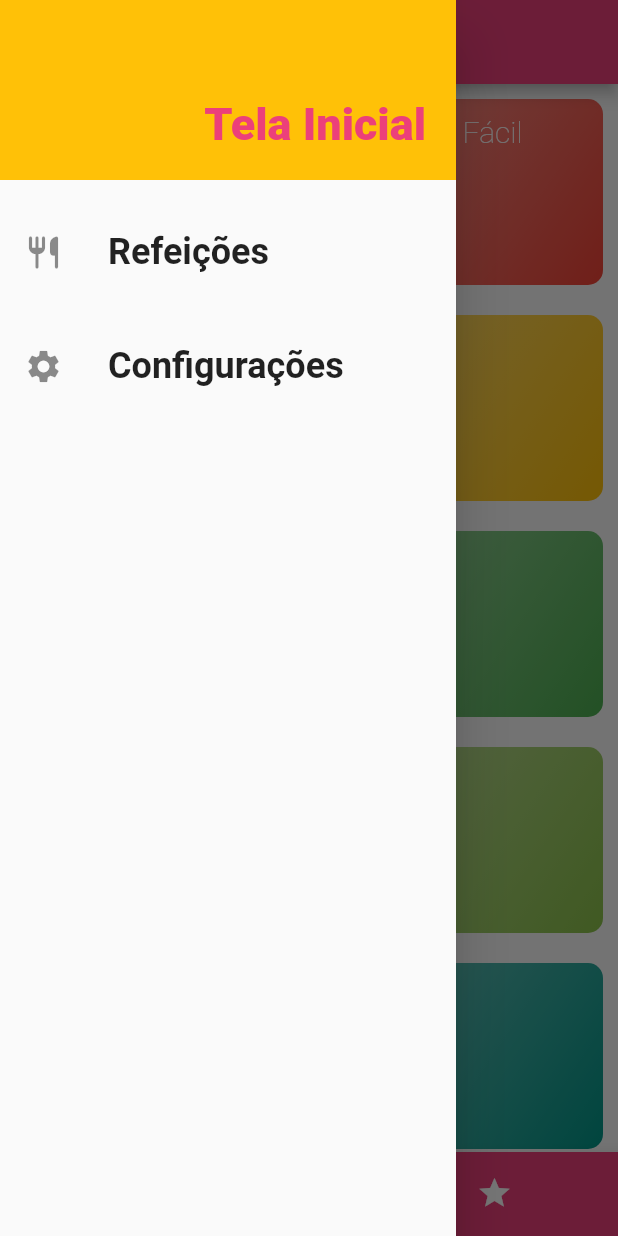
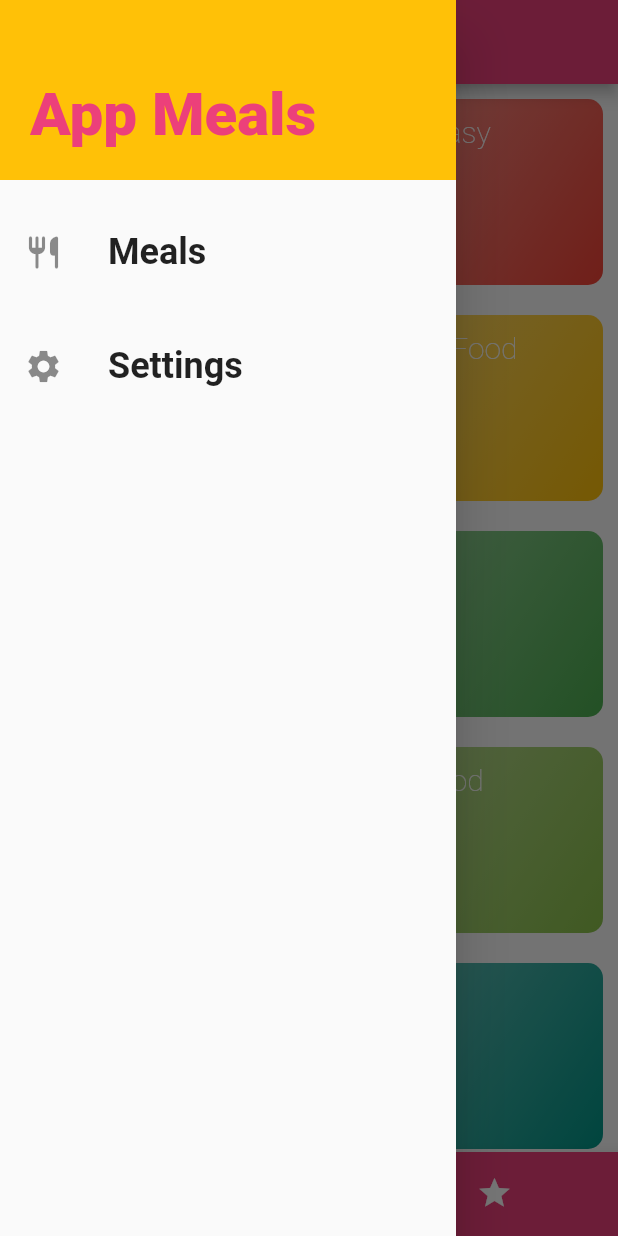
Before and after one commit to RianMello/Flutter_Projeto_Meals, a Flutter app: the screen it shows after launch, with the side drawer open, on a phone screen of 412 x 824 dp. Run offline on Flutter 3.47's test engine with Material 2 defaults, Android fonts, the phone set to English and light mode, and no system bars.

Commit message:
fix: language adjustments

```diff
--- a/lib/components/drawer.dart
+++ b/lib/components/drawer.dart
@@ -33,12 +33,12 @@ class DrawerComponent extends StatelessWidget {
             width: double.infinity,
             padding: EdgeInsets.all(20),
             color: Theme.of(context).colorScheme.secondary,
-            alignment: Alignment.bottomRight,
+            alignment: Alignment.bottomLeft,
             child: Text(
-              "Tela Inicial",
+              "App Meals",
               style: TextStyle(
                 fontWeight: FontWeight.w900,
-                fontSize: 30,
+                fontSize: 40,
                 color: Theme.of(context).colorScheme.primary,
               ),
             ),
@@ -48,7 +48,7 @@ class DrawerComponent extends StatelessWidget {
           ),
           _createItem(
             Icons.restaurant_rounded,
-            "Refeições",
+            "Meals",
             () => Navigator.of(context).pushReplacementNamed(AppRoutes.home),
           ),
           SizedBox(
@@ -56,7 +56,7 @@ class DrawerComponent extends StatelessWidget {
           ),
           _createItem(
             Icons.settings,
-            'Configurações',
+            'Settings',
             () =>
                 Navigator.of(context).pushReplacementNamed(AppRoutes.settings),
           )
--- a/lib/data/dummy_data.dart
+++ b/lib/data/dummy_data.dart
@@ -6,12 +6,12 @@ import '../models/meal.dart';
 const dummyCategory = [
   Category(
     id: 'c1',
-    title: 'Italiano',
+    title: 'Italian',
     color: Colors.purple,
   ),
   Category(
     id: 'c2',
-    title: 'Rápido & Fácil',
+    title: 'Fast & Easy',
     color: Colors.red,
   ),
   Category(
@@ -21,37 +21,37 @@ const dummyCategory = [
   ),
   Category(
     id: 'c4',
-    title: 'Alemã',
+    title: 'German Food',
     color: Colors.amber,
   ),
   Category(
     id: 'c5',
-    title: 'Leve & Saudável',
+    title: 'Light & Healthy',
     color: Colors.amber,
   ),
   Category(
     id: 'c6',
-    title: 'Exótica',
+    title: 'Exotic',
     color: Colors.green,
   ),
   Category(
     id: 'c7',
-    title: 'Café da Manhã',
+    title: 'Breakfast',
     color: Colors.lightBlue,
   ),
   Category(
     id: 'c8',
-    title: 'Asiática',
+    title: 'Asian Food',
     color: Colors.lightGreen,
   ),
   Category(
     id: 'c9',
-    title: 'Francesa',
+    title: 'French Food',
     color: Colors.pink,
   ),
   Category(
     id: 'c10',
-    title: 'Verão',
+    title: 'Summer',
     color: Colors.teal,
   ),
 ];
--- a/lib/screens/favorites.dart
+++ b/lib/screens/favorites.dart
@@ -14,7 +14,7 @@ class FavoriteScreen extends StatelessWidget {
         padding: EdgeInsets.symmetric(horizontal: 15),
         child: Center(
           child: Text(
-            "Nenhuma refeição foi marcada como favorita, volte e marque algumas na tela de detalhes da refeição!",
+            "No meals were favorited, go back and favorite some in the meal details screen!",
             textAlign: TextAlign.justify,
             style: TextStyle(
               fontSize: 18,
--- a/lib/screens/meal_details.dart
+++ b/lib/screens/meal_details.dart
@@ -51,7 +51,7 @@ class MealDetailScreen extends StatelessWidget {
               fit: BoxFit.cover,
             ),
           ),
-          _createSectionTitle(context, 'Ingredientes'),
+          _createSectionTitle(context, 'Ingredients'),
           _createSectionContainer(
             ListView.builder(
               itemCount: meal.ingredients.length,
@@ -69,7 +69,7 @@ class MealDetailScreen extends StatelessWidget {
               },
             ),
           ),
-          _createSectionTitle(context, 'Passos'),
+          _createSectionTitle(context, 'Step by Step'),
           _createSectionContainer(
             ListView.builder(
               itemCount: meal.steps.length,
--- a/lib/screens/settings.dart
+++ b/lib/screens/settings.dart
@@ -43,39 +43,39 @@ class _SettingsScreenState extends State<SettingsScreen> {
   Widget build(BuildContext context) {
     return Scaffold(
       appBar: AppBar(
-        title: Text("Configurações"),
+        title: Text("Settings"),
       ),
       drawer: const DrawerComponent(),
       body: Column(
         children: [
           Container(
             padding: const EdgeInsets.all(20),
-            child: Text('Configurações'),
+            child: Text('Settings'),
           ),
           Expanded(
               child: ListView(
             children: [
               _createSwitch(
-                'Sem Glutém',
-                'Só exibe refeições sem glutém!',
+                'Gluten Free',
+                'Displays only gluten free meals',
                 settingsState!.isGlutenFree,
                 (value) => setState(() => settingsState!.isGlutenFree = value),
               ),
               _createSwitch(
-                'Sem Lactose',
-                'Só exibe refeições sem lactose!',
+                'Lactose free',
+                'Displays only lactose free meals',
                 settingsState!.isLactoseFree,
                 (value) => setState(() => settingsState!.isLactoseFree = value),
               ),
               _createSwitch(
-                'Veganas',
-                'Só exibe refeições veganas',
+                'Vegans',
+                'Displays only vegan meals',
                 settingsState!.isVegan,
                 (value) => setState(() => settingsState!.isVegan = value),
               ),
               _createSwitch(
-                'Vegetarianas',
-                'Só exibe refeições vegetarianas',
+                'Vegetarian ',
+                'Displays only vegetarian meals',
                 settingsState!.isVegetarian,
                 (value) => setState(() => settingsState!.isVegetarian = value),
               ),
--- a/lib/screens/tabs.dart
+++ b/lib/screens/tabs.dart
@@ -24,11 +24,11 @@ class _TabsScreenState extends State<TabsScreen> {
     super.initState();
     _screens = [
       {
-        'title': 'Lista de Cateogorias',
+        'title': 'List of Categories',
         'screen': const CategoriesScreen(),
       },
       {
-        'title': 'Meus Favoritos',
+        'title': 'My favorites',
         'screen': FavoriteScreen(widget.favoriteMeals),
       },
     ];
@@ -57,12 +57,12 @@ class _TabsScreenState extends State<TabsScreen> {
           BottomNavigationBarItem(
             backgroundColor: Theme.of(context).colorScheme.primary,
             icon: Icon(Icons.category),
-            label: "Categorias",
+            label: "Categories",
           ),
           BottomNavigationBarItem(
             backgroundColor: Theme.of(context).colorScheme.primary,
             icon: Icon(Icons.star),
-            label: "Favoritos",
+            label: "Favorites",
           ),
         ],
       ),
```
Also changed, not shown: lib/models/meal.dart (+7 -7 lines).
